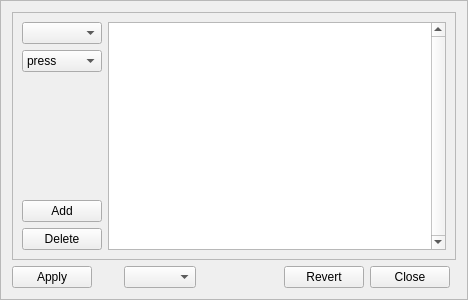
Qt form FlightController/MacroEditor.ui (dmaone/CommonSense) before a commit.
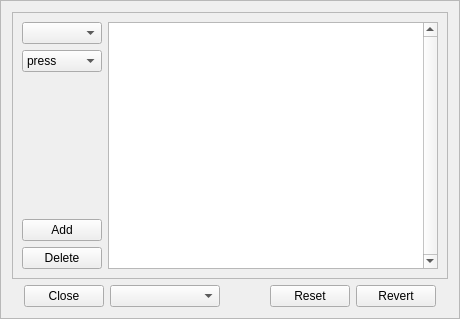
The same form after that commit.

Commit message:
Macro editor - "clear all macros" added.
It's rarely needed - only if you completely fuck up macros or NVRAM gets
corrupted.

Patch:
```diff
--- a/FlightController/MacroEditor.ui
+++ b/FlightController/MacroEditor.ui
@@ -6,8 +6,8 @@
    <rect>
     <x>0</x>
     <y>0</y>
-    <width>468</width>
-    <height>300</height>
+    <width>460</width>
+    <height>319</height>
    </rect>
   </property>
   <property name="windowTitle">
@@ -20,60 +20,7 @@
    <enum>QFrame::Raised</enum>
   </property>
   <layout class="QGridLayout" name="gridLayout_2">
-   <item row="1" column="1">
-    <spacer name="horizontalSpacer_2">
-     <property name="orientation">
-      <enum>Qt::Horizontal</enum>
-     </property>
-     <property name="sizeType">
-      <enum>QSizePolicy::Fixed</enum>
-     </property>
-     <property name="sizeHint" stdset="0">
-      <size>
-       <width>20</width>
-       <height>20</height>
-      </size>
-     </property>
-    </spacer>
-   </item>
-   <item row="1" column="2">
-    <widget class="QComboBox" name="macroListCombo"/>
-   </item>
-   <item row="1" column="3">
-    <spacer name="horizontalSpacer">
-     <property name="orientation">
-      <enum>Qt::Horizontal</enum>
-     </property>
-     <property name="sizeHint" stdset="0">
-      <size>
-       <width>40</width>
-       <height>20</height>
-      </size>
-     </property>
-    </spacer>
-   </item>
-   <item row="1" column="4">
-    <widget class="QPushButton" name="revertButton">
-     <property name="text">
-      <string>Revert</string>
-     </property>
-    </widget>
-   </item>
-   <item row="1" column="0">
-    <widget class="QPushButton" name="applyButton">
-     <property name="text">
-      <string>Apply</string>
-     </property>
-    </widget>
-   </item>
-   <item row="1" column="5">
-    <widget class="QPushButton" name="closeButton">
-     <property name="text">
-      <string>Close</string>
-     </property>
-    </widget>
-   </item>
-   <item row="0" column="0" colspan="7">
+   <item row="0" column="0" colspan="9">
     <widget class="QFrame" name="Dashboard">
      <property name="frameShape">
       <enum>QFrame::StyledPanel</enum>
@@ -150,6 +97,65 @@
      </layout>
     </widget>
    </item>
+   <item row="1" column="5">
+    <widget class="QPushButton" name="resetButton">
+     <property name="text">
+      <string>Reset</string>
+     </property>
+    </widget>
+   </item>
+   <item row="1" column="4">
+    <spacer name="horizontalSpacer">
+     <property name="orientation">
+      <enum>Qt::Horizontal</enum>
+     </property>
+     <property name="sizeHint" stdset="0">
+      <size>
+       <width>40</width>
+       <height>20</height>
+      </size>
+     </property>
+    </spacer>
+   </item>
+   <item row="1" column="6">
+    <widget class="QPushButton" name="revertButton">
+     <property name="text">
+      <string>Revert</string>
+     </property>
+    </widget>
+   </item>
+   <item row="1" column="2">
+    <widget class="QPushButton" name="closeButton">
+     <property name="text">
+      <string>Close</string>
+     </property>
+    </widget>
+   </item>
+   <item row="1" column="3">
+    <widget class="QComboBox" name="macroListCombo">
+     <property name="enabled">
+      <bool>true</bool>
+     </property>
+     <property name="sizePolicy">
+      <sizepolicy hsizetype="Fixed" vsizetype="Fixed">
+       <horstretch>0</horstretch>
+       <verstretch>0</verstretch>
+      </sizepolicy>
+     </property>
+     <property name="minimumSize">
+      <size>
+       <width>110</width>
+       <height>0</height>
+      </size>
+     </property>
+     <property name="baseSize">
+      <size>
+       <width>100</width>
+       <height>0</height>
+      </size>
+     </property>
+    </widget>
+   </item>
   </layout>
  </widget>
  <resources/>
```
The commit also changes 4 other files.
